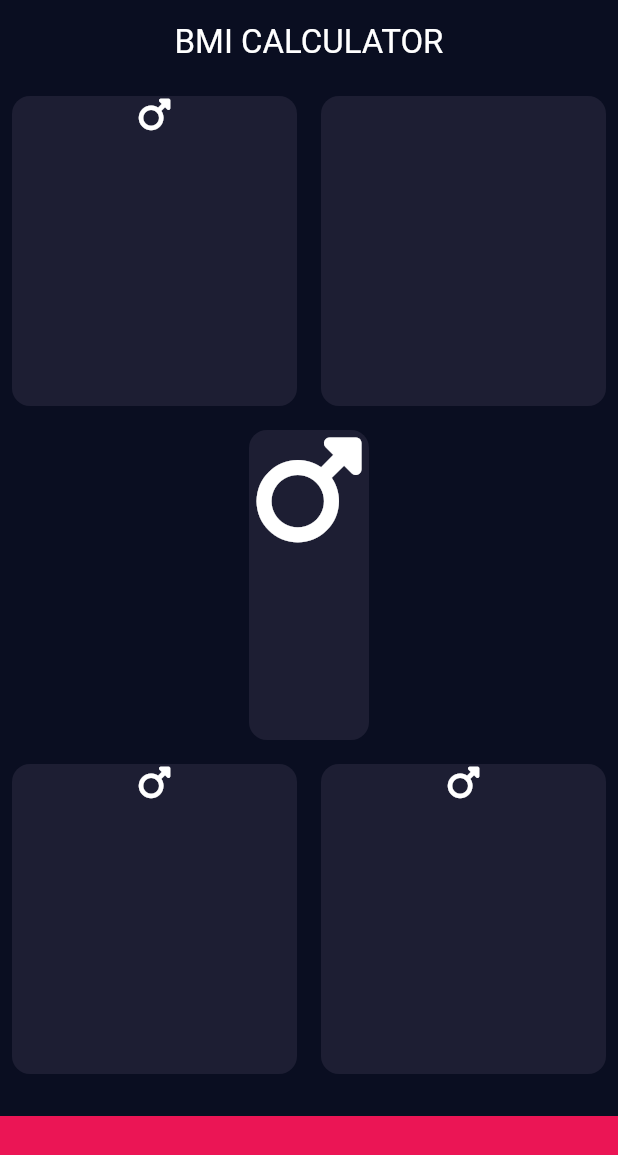
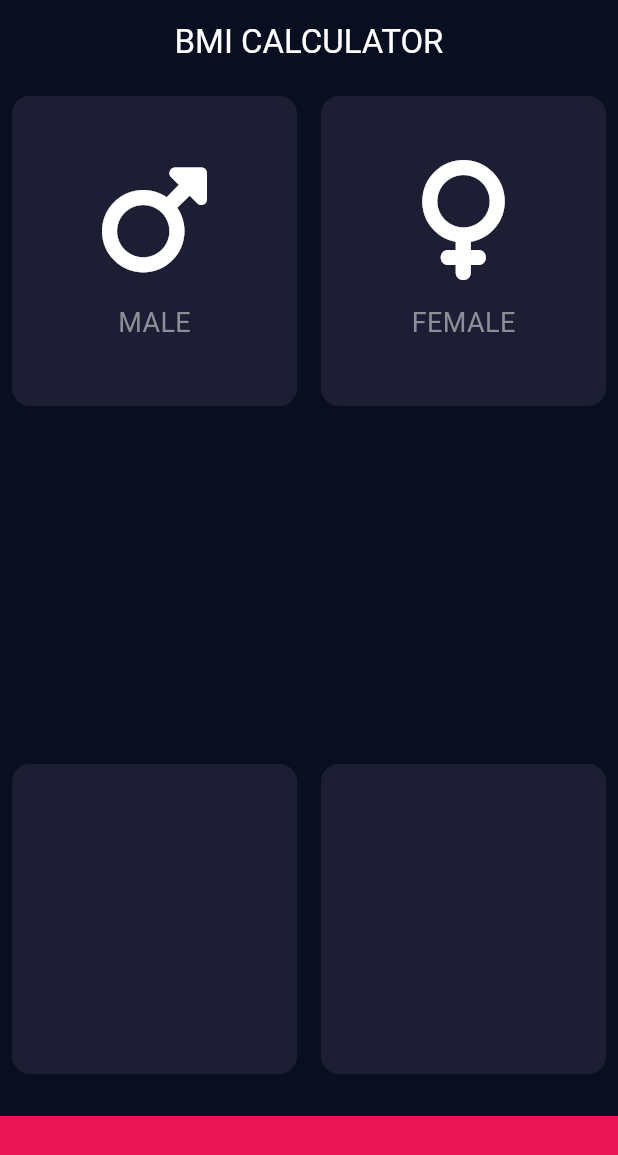
Before and after one commit to sergeyruppel/bmi_calculator_app, a Flutter app: the screen it shows after launch, on a phone screen of 412 x 824 dp. Shown: the top 1155 px of the screen. Run offline on Flutter 3.47's test engine with Material 3 defaults, Android fonts, the phone set to English and light mode, and no system bars; our stand-ins replace font_awesome_flutter.

Commit message:
Extract icon content

```diff
--- a/lib/input_page.dart
+++ b/lib/input_page.dart
@@ -25,17 +25,21 @@ class InputPageState extends State<InputPage> {
                 Expanded(
                   child: Card(
                     color: cardColor,
-                    cardChild: Column(
-                      children: [
-                        Icon(FontAwesomeIcons.mars),
-                      ],
+                    cardChild: const IconContent(
+                      icon: FontAwesomeIcons.mars,
+                      text: 'MALE',
+                      color: Color(0xFF8D8E98),
                     ),
                   ),
                 ),
                 Expanded(
                   child: Card(
                     color: cardColor,
-                    cardChild: Column(),
+                    cardChild: const IconContent(
+                      icon: FontAwesomeIcons.venus,
+                      text: 'FEMALE',
+                      color: Color(0xFF8D8E98),
+                    ),
                   ),
                 )
               ],
@@ -45,9 +49,7 @@ class InputPageState extends State<InputPage> {
             child: Card(
               color: cardColor,
               cardChild: Column(
-                children: [
-                  Icon(FontAwesomeIcons.mars, size: 80.0),
-                ],
+                children: [],
               ),
             ),
           ),
@@ -58,9 +60,7 @@ class InputPageState extends State<InputPage> {
                   child: Card(
                     color: cardColor,
                     cardChild: Column(
-                      children: [
-                        Icon(FontAwesomeIcons.mars),
-                      ],
+                      children: [],
                     ),
                   ),
                 ),
@@ -68,9 +68,7 @@ class InputPageState extends State<InputPage> {
                   child: Card(
                     color: cardColor,
                     cardChild: Column(
-                      children: [
-                        Icon(FontAwesomeIcons.mars),
-                      ],
+                      children: [],
                     ),
                   ),
                 )
@@ -85,6 +83,31 @@ class InputPageState extends State<InputPage> {
           ),
         ],
       ),
+    );
+  }
+}
+
+class IconContent extends StatelessWidget {
+  final IconData icon;
+  final String text;
+  final Color color;
+
+  const IconContent({
+    super.key,
+    required this.icon,
+    required this.text,
+    required this.color,
+  });
+
+  @override
+  Widget build(BuildContext context) {
+    return Column(
+      mainAxisAlignment: MainAxisAlignment.center,
+      children: [
+        Icon(icon, size: 80.0),
+        const SizedBox(height: 16.0),
+        Text(text, style: TextStyle(fontSize: 18.0, color: color)),
+      ],
     );
   }
 }
```
